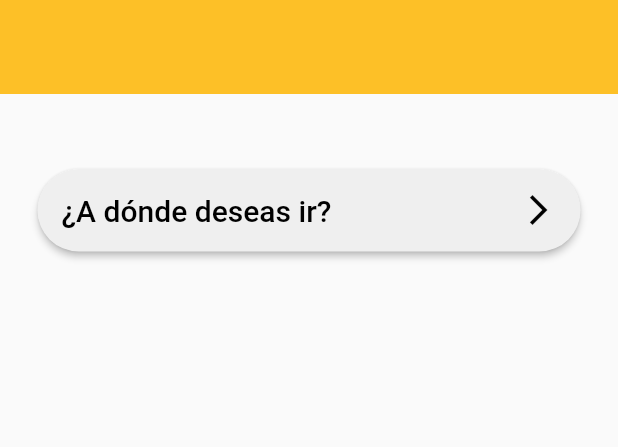
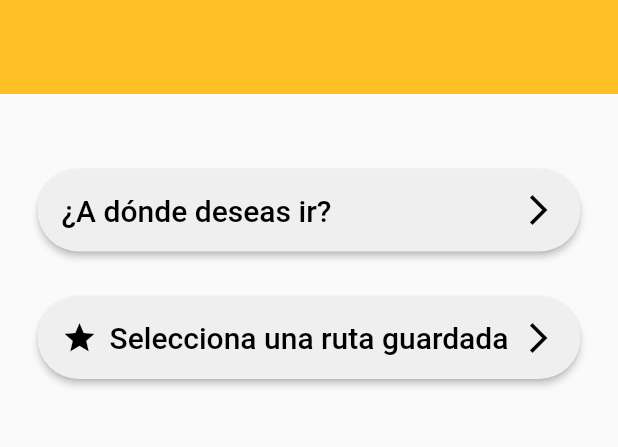
Before and after one commit to nimbusSof/flutter_viaje_express_cliente, a Flutter app: the screen it shows after launch, on a phone screen of 412 x 824 dp, the part 356-803 px from its top. Run offline on Flutter 3.47's test engine with Material 2 defaults, Android fonts, the phone set to English and light mode, and no system bars; our stand-ins replace bloc, flutter_bloc.

Commit message:
Se creó el botón BtnRutasGuardadas para inicio_page

```diff
--- a/lib/src/pages/inicio/inicio_page.dart
+++ b/lib/src/pages/inicio/inicio_page.dart
@@ -19,7 +19,8 @@ class _EstructuraPage extends StatelessWidget {
       children: <Widget>[
         Cabecera(
             titulo: 'Listos para un nuevo destino', subtitulo: 'Viaje Express'),
-            BtnViajar(texto: '¿A dónde deseas ir?')
+            BtnViajar(texto: '¿A dónde deseas ir?'),
+            BtnRutasGuardadas(texto: 'Selecciona una ruta guardada')
       ],
     );
   }
--- a/lib/src/widgets/inicio_widgets/custom_buttom_inicio.dart
+++ b/lib/src/widgets/inicio_widgets/custom_buttom_inicio.dart
@@ -4,8 +4,9 @@ import 'package:flutter_viaje_express_cliente/src/utils/colors.dart';
 
 class BtnViajar extends StatelessWidget {
   final String texto;
+  final IconData? icono;
 
-  const BtnViajar({required this.texto});
+  const BtnViajar({required this.texto, this.icono});
 
   @override
   Widget build(BuildContext context) {
@@ -13,19 +14,21 @@ class BtnViajar extends StatelessWidget {
       padding: EdgeInsets.only(top: 50),
       margin: EdgeInsets.symmetric(horizontal: 25),
       child: ElevatedButton(
-
           onPressed: () {},
-          style: ElevatedButton.styleFrom( // aquí se le da estilo al botón
+          style: ElevatedButton.styleFrom(
+            // aquí se le da estilo al botón
             elevation: 2,
             shape: StadiumBorder(),
             primary: grisColor,
           ),
-          child: Container( // aquí se define las longitudes del botón
+          child: Container(
+            // aquí se define las longitudes del botón
             width: double.infinity,
             height: 55,
             child: Row(
               mainAxisAlignment: MainAxisAlignment.spaceBetween,
               children: [
+
                 Align(
                   alignment: Alignment.centerLeft,
                   child: Text(
@@ -34,17 +37,69 @@ class BtnViajar extends StatelessWidget {
                   ),
                 ),
                 Container(
-
                   child: Align(
                       alignment: Alignment.centerLeft,
-                    child: Icon(Icons.arrow_forward_ios , color: Colors.black,)
-                  ),
+                      child: Icon(
+                        Icons.arrow_forward_ios,
+                        color: Colors.black,
+                      )),
                 ),
               ],
             ),
+          )),
+    );
+  }
 
+
+}
+
+class BtnRutasGuardadas extends StatelessWidget {
+  final String texto;
+
+  const BtnRutasGuardadas({required this.texto});
+
+  @override
+  Widget build(BuildContext context) {
+    return Container(
+      padding: EdgeInsets.only(top: 30),
+      margin: EdgeInsets.symmetric(horizontal: 25),
+      child: ElevatedButton(
+          onPressed: () {},
+          style: ElevatedButton.styleFrom(
+            // aquí se le da estilo al botón
+            elevation: 2,
+            shape: StadiumBorder(),
+            primary: grisColor,
+          ),
+          child: Container(
+            // aquí se define las longitudes del botón
+            width: double.infinity,
+            height: 55,
+            child: Row(
+              mainAxisAlignment: MainAxisAlignment.spaceBetween,
+              children: [
+                Icon(
+                  Icons.star,
+                  color: Colors.black,
+                ),
+                Align(
+                  alignment: Alignment.centerLeft,
+                  child: Text(
+                    this.texto,
+                    style: TextStyle(fontSize: 20, color: Colors.black),
+                  ),
+                ),
+                Container(
+                  child: Align(
+                      alignment: Alignment.centerLeft,
+                      child: Icon(
+                        Icons.arrow_forward_ios,
+                        color: Colors.black,
                       )),
-
+                ),
+              ],
+            ),
+          )),
     );
   }
 }
```
Lines whose indentation alone changed are shown as unchanged.
